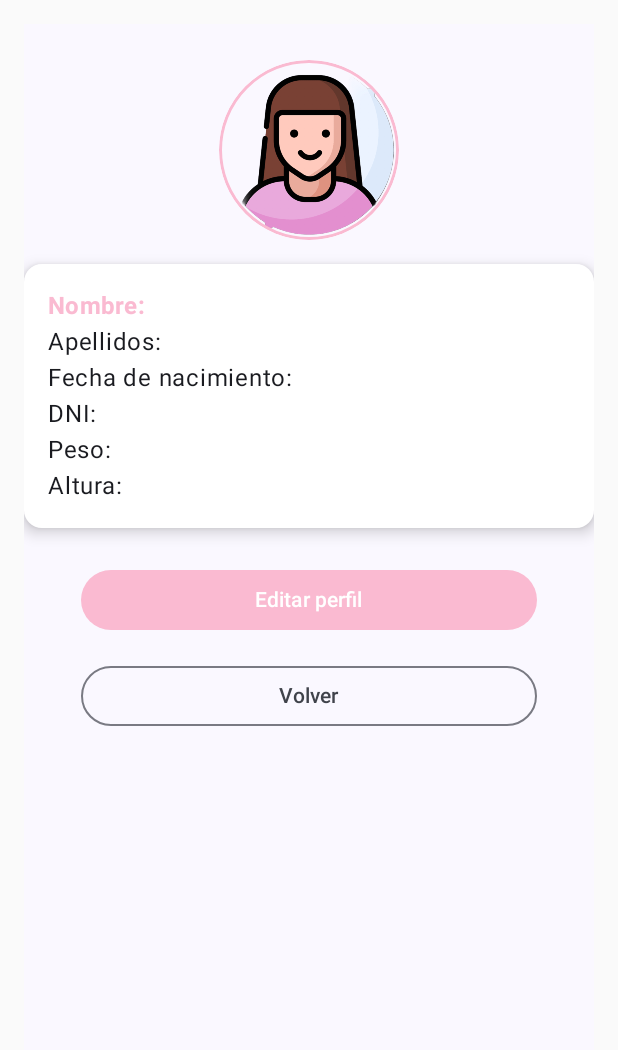
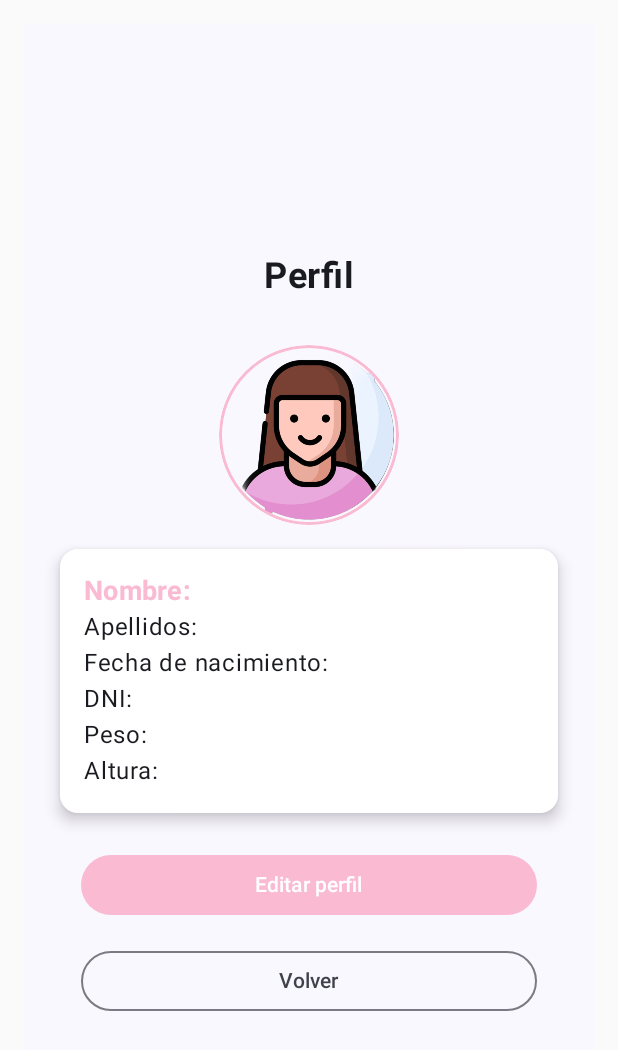
Before and after one commit to EA-12/CicloCare, an Android app built with Jetpack Compose: the BottomNavScreen screen opened through its navigation route, after a tap on "Perfil", on a phone screen of 412 x 824 dp. Shown: the top 1050 px of the screen. Run offline under Robolectric (Android 15) with nearby library versions, the phone set to English and light mode, and no system bars.

```diff
--- a/app/src/main/java/com/example/ciclocare/ui/view/Perfil.kt
+++ b/app/src/main/java/com/example/ciclocare/ui/view/Perfil.kt
@@ -3,6 +3,7 @@ package com.example.ciclocare.ui.view
 import androidx.compose.foundation.Image
 import androidx.compose.foundation.border
 import androidx.compose.foundation.layout.*
+import androidx.compose.foundation.layout.Arrangement
 import androidx.compose.foundation.shape.CircleShape
 import androidx.compose.material3.*
 import androidx.compose.material.icons.Icons
@@ -15,6 +16,7 @@ import androidx.compose.ui.graphics.Color
 import androidx.compose.ui.res.painterResource
 import androidx.compose.ui.text.font.FontWeight
 import androidx.compose.ui.unit.dp
+import androidx.compose.ui.unit.sp
 import com.example.ciclocare.R
 import com.example.ciclocare.ui.constants.Formulario
 import com.example.ciclocare.ui.theme.PrimaryColor
@@ -42,12 +44,19 @@ fun Perfil(
     ) {
         Column(
             horizontalAlignment = Alignment.CenterHorizontally,
-            verticalArrangement = Arrangement.Top,
+            verticalArrangement = Arrangement.Center,
             modifier = Modifier.fillMaxSize()
         ) {
 
             Spacer(modifier = Modifier.height(24.dp))
 
+            Text(
+                text = "Perfil",
+                fontSize = 24.sp,
+                fontWeight = FontWeight.Bold,
+                modifier = Modifier.padding(bottom = 16.dp)
+            )
+            Spacer(modifier = Modifier.height(16.dp))
             Image(
                 painter = painterResource(id = R.drawable.perfil),
                 contentDescription = "Imagen de perfil",
@@ -60,7 +69,9 @@ fun Perfil(
             Spacer(modifier = Modifier.height(16.dp))
 
             Card(
-                modifier = Modifier.fillMaxWidth(),
+                modifier = Modifier
+                    .fillMaxWidth()
+                    .padding(horizontal = 24.dp),
                 colors = CardDefaults.cardColors(containerColor = Color.White),
                 elevation = CardDefaults.cardElevation(6.dp)
             ) {
@@ -105,15 +116,16 @@ fun Perfil(
                     } else {
                         Text(
                             text = "Nombre: ${formulario.nombre}",
+                            fontSize = 18.sp,
                             style = MaterialTheme.typography.titleMedium,
                             fontWeight = FontWeight.Bold,
                             color = PrimaryColor
                         )
-                        Text("Apellidos: ${formulario.apellidos}")
-                        Text("Fecha de nacimiento: ${formulario.fechaNacimiento}")
-                        Text("DNI: ${formulario.dni}")
-                        Text("Peso: ${formulario.peso}")
-                        Text("Altura: ${formulario.altura}")
+                        Text("Apellidos: ${formulario.apellidos}",  fontSize = 16.sp)
+                        Text("Fecha de nacimiento: ${formulario.fechaNacimiento}", fontSize = 16.sp)
+                        Text("DNI: ${formulario.dni}", fontSize = 16.sp)
+                        Text("Peso: ${formulario.peso}", fontSize = 16.sp)
+                        Text("Altura: ${formulario.altura}", fontSize = 16.sp)
                     }
                 }
             }
```
